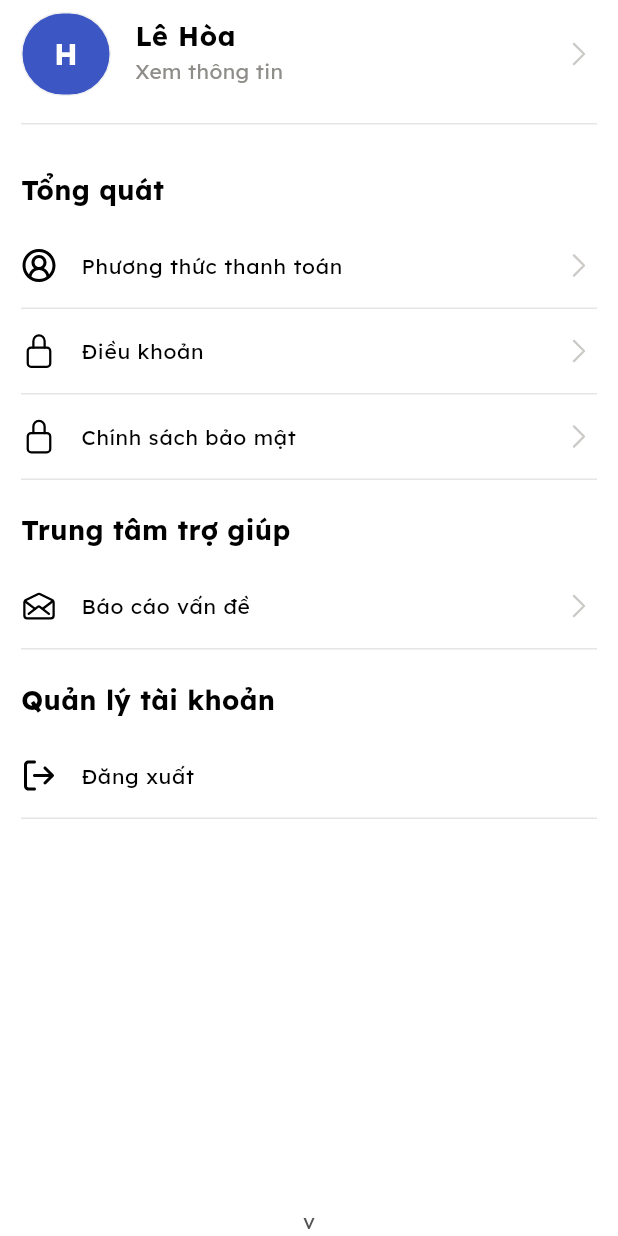
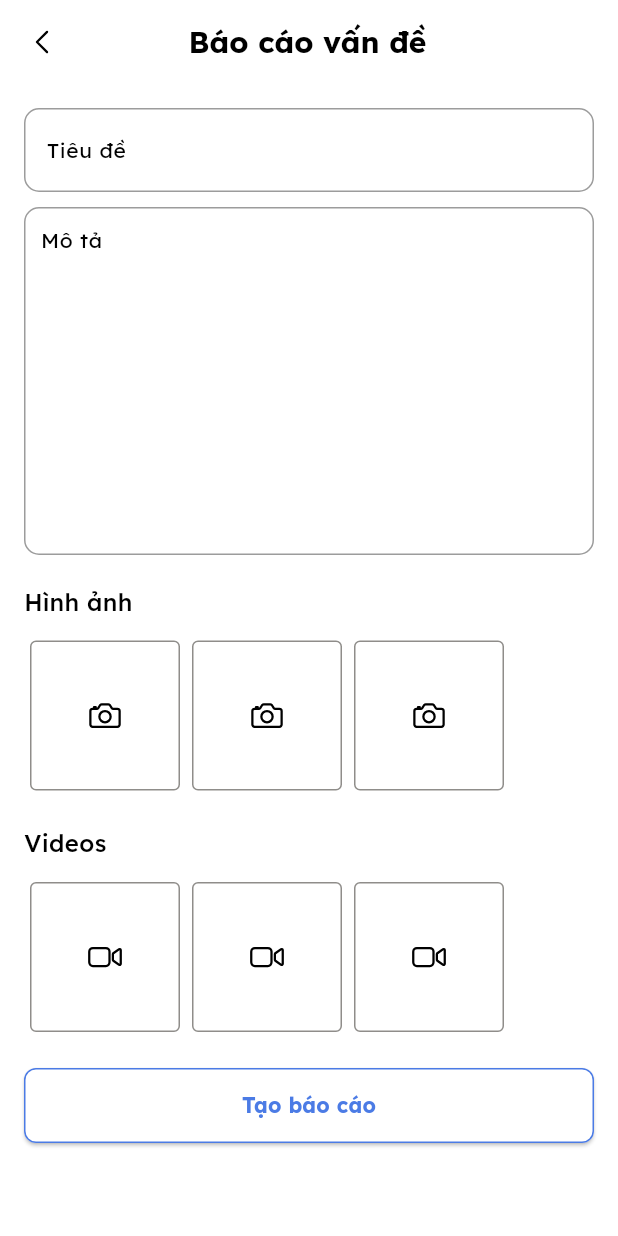
Before and after one commit to tridevi-team/renthub-client-app, a Flutter app: the CustomerScreen screen opened directly, after a tap on "Báo cáo vấn đề", on a phone screen of 412 x 824 dp. Run offline on Flutter 3.47's test engine with Material 3 defaults, Android fonts, the phone set to English and light mode, and no system bars; drawn by our look-alikes of cached_network_image, toastification; our stand-ins replace carousel_slider, cloud_firestore, firebase_auth, firebase_core, firebase_messaging, fl_chart and 10 more; missing offline and left inert: mobile_scanner, video_thumbnail; accounts and stored records are empty; network calls fail.

Commit message:
[feat] create issue

```diff
--- a/lib/constants/asset_svg.dart
+++ b/lib/constants/asset_svg.dart
@@ -31,4 +31,6 @@ class AssetSvg {
   static const String iconQR = "assets/icons/ic_qr.svg";
   static const String iconNFC = "assets/icons/ic_nfc.svg";
   static const String iconMailOpen = "assets/icons/ic_mail_open.svg";
+  static const String iconCamera = "assets/icons/ic_camera.svg";
+  static const String iconVideo = "assets/icons/ic_video.svg";
 }
--- a/lib/ui/account/customer/customer_screen.dart
+++ b/lib/ui/account/customer/customer_screen.dart
@@ -7,6 +7,7 @@ import 'package:rent_house/constants/asset_svg.dart';
 import 'package:rent_house/constants/constant_font.dart';
 import 'package:rent_house/ui/account/customer/customer_controller.dart';
 import 'package:rent_house/ui/account/customer_info/customer_info.dart';
+import 'package:rent_house/ui/account/customer_issue/customer_issue_screen.dart';
 import 'package:rent_house/untils/app_util.dart';
 import 'package:rent_house/widgets/avatar/avatar.dart';
 
@@ -80,7 +81,9 @@ class CustomerScreen extends StatelessWidget {
                     trailingAsset: AssetSvg.iconChevronForward,
                     leadingAsset: AssetSvg.iconMailOpen,
                     titleText: 'Báo cáo vấn đề',
-                    onTap: () {}
+                    onTap: () {
+                      Get.to(() => CustomerIssueScreen());
+                    }
                 ),
                 const SizedBox(height: 20),
                 Text('Quản lý tài khoản', style: ConstantFont.boldText.copyWith(fontSize: 18)),
--- /dev/null
+++ b/lib/ui/account/customer_issue/customer_issue_screen.dart
@@ -0,0 +1,143 @@
+import 'package:flutter/material.dart';
+import 'package:flutter_svg/flutter_svg.dart';
+import 'package:get/get.dart';
+import 'package:rent_house/constants/app_colors.dart';
+import 'package:rent_house/constants/asset_svg.dart';
+import 'package:rent_house/constants/constant_font.dart';
+import 'package:rent_house/ui/account/customer_issue/customer_issue_controller.dart';
+import 'package:rent_house/widgets/buttons/custom_elevated_button.dart';
+import 'package:rent_house/widgets/custom_app_bar.dart';
+import 'package:rent_house/widgets/textfield/text_input_widget.dart';
+
+class CustomerIssueScreen extends StatelessWidget {
+  final CustomerIssueController controller = Get.put(CustomerIssueController());
+
+  @override
+  Widget build(BuildContext context) {
+    return Scaffold(
+      appBar: const CustomAppBar(label: "Báo cáo vấn đề"),
+      backgroundColor: AppColors.white,
+      body: Padding(
+        padding: const EdgeInsets.all(16.0),
+        child: SingleChildScrollView(
+          child: Column(
+            crossAxisAlignment: CrossAxisAlignment.start,
+            children: [
+              TextInputWidget(
+                controller: controller.titleCtrl,
+                label: "Tiêu đề",
+              ),
+              const SizedBox(height: 10),
+              Container(
+                decoration: BoxDecoration(
+                  color: AppColors.white,
+                  borderRadius: const BorderRadius.all(Radius.circular(10)),
+                  border: Border.all(width: 1, color: const Color(0xFF9C9C9C)),
+                ),
+                child: TextField(
+                  controller: controller.contentCtrl,
+                  decoration: InputDecoration(
+                    hintText: "Mô tả",
+                    hintStyle: TextStyle(color: Colors.black, fontSize: 14, fontFamily: ConstantFont.fontLexendDeca, fontWeight: FontWeight.w400),
+                    contentPadding: const EdgeInsets.all(10),
+                    focusedBorder: InputBorder.none,
+                    enabledBorder: InputBorder.none,
+                    errorBorder: InputBorder.none,
+                    disabledBorder: InputBorder.none,
+                    alignLabelWithHint: true,
+                    counterText: ""
+                  ),
+                  maxLines: 10,
+                  style: ConstantFont.regularText,
+                ),
+              ),
+              const SizedBox(height: 20),
+              Text("Hình ảnh", style: ConstantFont.mediumText.copyWith(fontSize: 16)),
+              const SizedBox(height: 10),
+              _buildMediaGrid(controller.selectedImages, controller.pickImage, controller.removeImage, AssetSvg.iconCamera, controller.selectedImages),
+              const SizedBox(height: 20),
+              Text("Videos", style: ConstantFont.mediumText.copyWith(fontSize: 16)),
+              const SizedBox(height: 10),
+              _buildMediaGrid(controller.videoThumbnails, controller.pickVideo, controller.removeVideo, AssetSvg.iconVideo, controller.selectedVideos),
+              const SizedBox(height: 20),
+              Obx(() {
+                if (controller.uploadProgress > 0 && controller.uploadProgress <= 99) {
+                  return Column(
+                    children: [
+                      Text("Uploading... ${controller.uploadProgress.toStringAsFixed(0)}%"),
+                      LinearProgressIndicator(
+                        value: controller.uploadProgress / 100,
+                      ),
+                    ],
+                  );
+                } else {
+                  return CustomElevatedButton(label: 'Tạo báo cáo', onTap: controller.uploadFiles);
+                }
+              }),
+            ],
+          ),
+        ),
+      ),
+    );
+  }
+
+  Widget _buildMediaGrid(
+    List<dynamic> mediaList,
+    VoidCallback onPickMedia,
+    Function(int) onRemoveMedia,
+    String iconAsset,
+    List<dynamic> selectedList,
+  ) {
+    return Obx(() => SingleChildScrollView(
+          scrollDirection: Axis.horizontal,
+          child: Row(
+            children: List.generate(
+              3,
+              (index) => GestureDetector(
+                onTap: onPickMedia,
+                child: Stack(
+                  children: [
+                    Container(
+                      margin: const EdgeInsets.all(4),
+                      width: 100,
+                      height: 100,
+                      decoration: BoxDecoration(
+                        border: Border.all(color: AppColors.neutral8F8D8A),
+                        borderRadius: BorderRadius.circular(4),
+                      ),
+                      child: mediaList.length > index && mediaList[index] != null
+                          ? ClipRRect(
+                              borderRadius: BorderRadius.circular(4),
+                              child: Image.file(
+                                mediaList[index],
+                                fit: BoxFit.cover,
+                              ),
+                            )
+                          : Align(
+                              alignment: Alignment.center,
+                              child: SvgPicture.asset(iconAsset),
+                            ),
+                    ),
+                    if (selectedList.length > index)
+                      Positioned(
+                        top: 4,
+                        right: 4,
+                        child: GestureDetector(
+                          onTap: () => onRemoveMedia(index),
+                          child: Container(
+                            decoration: const BoxDecoration(
+                              borderRadius: BorderRadius.only(bottomLeft: Radius.circular(8), topRight: Radius.circular(4)),
+                              color: AppColors.neutralF0F0F0,
+                            ),
+                            child: SvgPicture.asset(AssetSvg.iconClose, color: AppColors.red),
+                          ),
+                        ),
+                      ),
+                  ],
+                ),
+              ),
+            ),
+          ),
+        ));
+  }
+}
```
Also changed, not shown: lib/ui/account/customer_issue/customer_issue_controller.dart (added, +139 -0 lines), pubspec.yaml (+7 -0 lines), assets/icons/ic_camera.svg (added), assets/icons/ic_video.svg (added), pubspec.lock.
